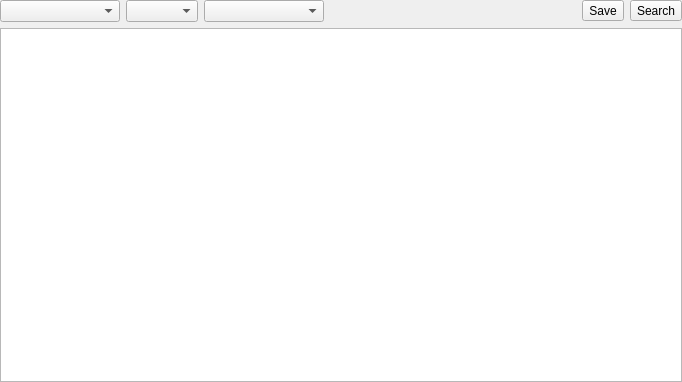
Old version of the form SearchSignatures/searchsignatureswidget.ui in the repository horsicq/FormatWidgets.
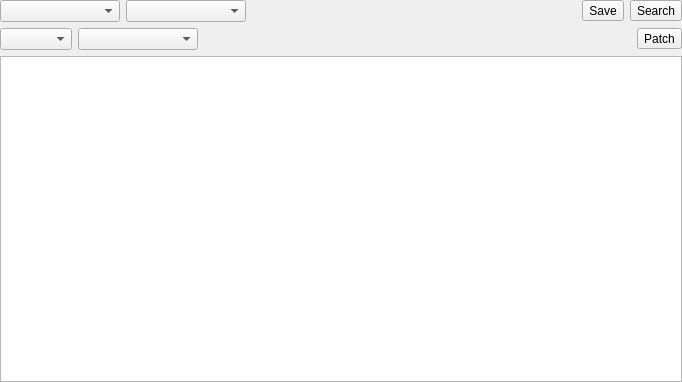
New version of the form. Custom widgets are drawn as their Qt base class.

Patch:
```diff
--- a/SearchSignatures/searchsignatureswidget.ui
+++ b/SearchSignatures/searchsignatureswidget.ui
@@ -39,6 +39,47 @@
       </widget>
      </item>
      <item>
+      <widget class="QComboBox" name="comboBoxMode">
+       <property name="minimumSize">
+        <size>
+         <width>120</width>
+         <height>0</height>
+        </size>
+       </property>
+      </widget>
+     </item>
+     <item>
+      <spacer name="horizontalSpacer">
+       <property name="orientation">
+        <enum>Qt::Orientation::Horizontal</enum>
+       </property>
+       <property name="sizeHint" stdset="0">
+        <size>
+         <width>40</width>
+         <height>20</height>
+        </size>
+       </property>
+      </spacer>
+     </item>
+     <item>
+      <widget class="QToolButton" name="toolButtonSave">
+       <property name="text">
+        <string>Save</string>
+       </property>
+      </widget>
+     </item>
+     <item>
+      <widget class="QToolButton" name="toolButtonSearch">
+       <property name="text">
+        <string>Search</string>
+       </property>
+      </widget>
+     </item>
+    </layout>
+   </item>
+   <item>
+    <layout class="QHBoxLayout" name="horizontalLayout">
+     <item>
       <widget class="QComboBox" name="comboBoxEndianness"/>
      </item>
      <item>
@@ -65,16 +106,22 @@
       </widget>
      </item>
      <item>
-      <widget class="QToolButton" name="toolButtonSave">
-       <property name="text">
-        <string>Save</string>
+      <spacer name="horizontalSpacer_2">
+       <property name="orientation">
+        <enum>Qt::Orientation::Horizontal</enum>
        </property>
-      </widget>
+       <property name="sizeHint" stdset="0">
+        <size>
+         <width>40</width>
+         <height>20</height>
+        </size>
+       </property>
+      </spacer>
      </item>
      <item>
-      <widget class="QToolButton" name="toolButtonSearch">
+      <widget class="QToolButton" name="toolButtonPatch">
        <property name="text">
-        <string>Search</string>
+        <string>Patch</string>
        </property>
       </widget>
      </item>
```
Left out of the diff: 8 changed lines with no effect on the pictures.
